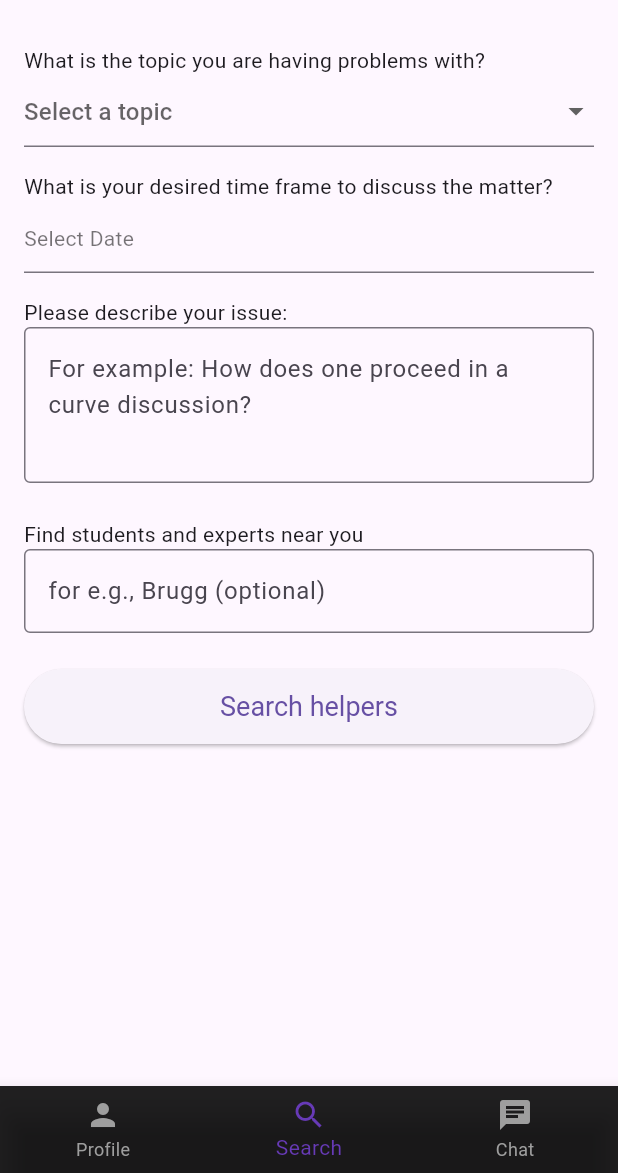
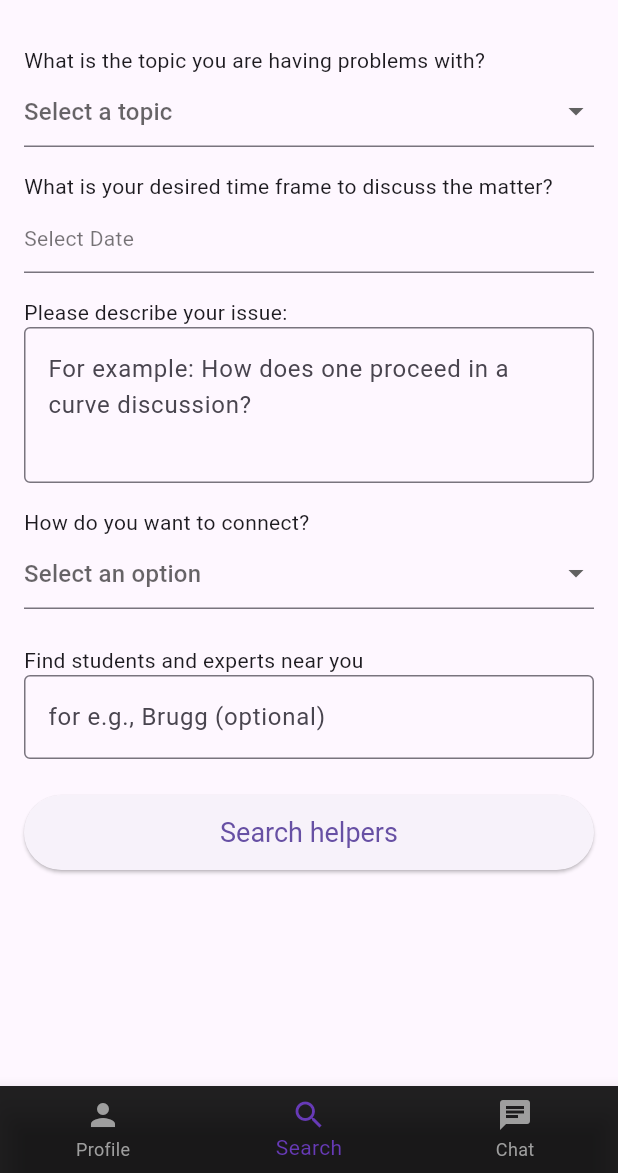
Before and after one commit to knowledgematch/KnowledgeMatch, a Flutter app: the screen it shows after launch, on a phone screen of 412 x 824 dp, the part 63-1236 px from its top. Run offline on Flutter 3.47's test engine with Material 3 defaults, Android fonts, the phone set to English and light mode, and no system bars; missing offline and left inert: mysql_client, swipable_stack.

Commit message:
Added the reachability filter and function

```diff
--- /dev/null
+++ b/lib/model/reachability.dart
@@ -0,0 +1,30 @@
+enum Reachability {
+  Offline,
+  InPerson,
+  Both
+}
+
+extension ReachabilityValue on Reachability {
+  static const Map<Reachability, int> _valueMap = {
+    Reachability.Offline: 0,
+    Reachability.InPerson: 1,
+    Reachability.Both: 2,
+  };
+
+  static const Map<Reachability, String> _descriptionMap = {
+    Reachability.Offline: "Offline",
+    Reachability.InPerson: "In Person",
+    Reachability.Both: "Offline, In Person",
+  };
+
+  int get value => _valueMap[this]!;
+
+  String get description => _descriptionMap[this]!;
+
+  static Reachability fromValue(int value) {
+    return _valueMap.entries
+        .firstWhere((entry) => entry.value == value,
+        orElse: () => throw ArgumentError("Invalid reachability value"))
+        .key;
+  }
+}
--- a/lib/screens/search_helpers_screen.dart
+++ b/lib/screens/search_helpers_screen.dart
@@ -2,6 +2,7 @@ import 'package:flutter/material.dart';
 import 'swipe_screen.dart';
 import '../model/search_criteria.dart';
 import '../services/matching_algorithm.dart';
+import '../model/reachability.dart';
 
 class FindMatchesScreen extends StatefulWidget {
   const FindMatchesScreen({super.key});
@@ -15,9 +16,11 @@ class FindMatchesScreenState extends State<FindMatchesScreen> {
   String? topic;
   DateTime? selectedTimeFrame;
   String? description;
+  int? reachability;
   String? country;
 
   final List<String> topics = ['OOP', 'SYSAD', 'MADA'];
+  final List<int> reachabilities = [0, 1, 2];
 
   @override
   Widget build(BuildContext context) {
@@ -38,6 +41,7 @@ class FindMatchesScreenState extends State<FindMatchesScreen> {
           key: _formKey,
           child: ListView(
             children: <Widget>[
+              // Topics dropdown
               const Text("What is the topic you are having problems with?"),
               DropdownButtonFormField<String>(
                 decoration: const InputDecoration(
@@ -64,6 +68,7 @@ class FindMatchesScreenState extends State<FindMatchesScreen> {
 
               const SizedBox(height: 16),
 
+              // Calender Picker
               const Text("What is your desired time frame to discuss the matter?"),
               InkWell(
                 onTap: () async {
@@ -114,9 +119,36 @@ class FindMatchesScreenState extends State<FindMatchesScreen> {
                   description = value;
                 },
               ),
+              const SizedBox(height: 16),
+
+              // Connection dropdown
+              const Text("How do you want to connect?"),
+              DropdownButtonFormField<int>(
+                decoration: const InputDecoration(
+                  hintText: 'Select an option',
+                ),
+                items: reachabilities.map((reachability) {
+                  return DropdownMenuItem<int>(
+                    value: reachability,
+                    child: Text(ReachabilityValue.fromValue(reachability).description),
+                  );
+                }).toList(),
+                onChanged: (value) {
+                  setState(() {
+                    reachability = value;
+                  });
+                },
+                validator: (value) {
+                  if (value == null) {
+                    return 'Please select a connection type';
+                  }
+                  return null;
+                },
+              ),
 
               const SizedBox(height: 24),
 
+              // Search button
               const Text("Find students and experts near you"),
               TextFormField(
                 decoration: const InputDecoration(
@@ -141,6 +173,7 @@ class FindMatchesScreenState extends State<FindMatchesScreen> {
                           ? selectedTimeFrame!.toIso8601String()
                           : '',
                       description: description!,
+                      reachability: reachability,
                       location: country,
                     );
 
--- a/lib/services/matching_algorithm.dart
+++ b/lib/services/matching_algorithm.dart
@@ -13,14 +13,14 @@ class MatchingAlgorithm{
                     'JOIN Topic t ON kt.T_ID = t.T_ID';
     List<String> queryBuilder = [];
 
-    List<Userprofile> profiles = [];
-
     if (searchCriteria.topic.isNotEmpty) {
       queryBuilder.add("Keyword = '${searchCriteria.topic}'");
     }
 
     if (searchCriteria.reachability != null) {
-      queryBuilder.add("Reachability = ${searchCriteria.reachability}");
+      if(searchCriteria.reachability != 2) {
+        queryBuilder.add("Reachability IN (${searchCriteria.reachability}, 2)");
+      }
     }
 
     if(queryBuilder.isNotEmpty) {
@@ -29,6 +29,8 @@ class MatchingAlgorithm{
     query += ' GROUP BY u.U_ID, u.Name, u.Surname, u.Reachability';
 
     var result = await DBConnection().getSQLResponse(query);
+
+    List<Userprofile> profiles = [];
     if(result != null) {
       for (var row in result.rows) {
         var data = row.assoc();
@@ -36,7 +38,7 @@ class MatchingAlgorithm{
         profiles.add(
             Userprofile(
               name: data['FullName'].toString(),
-              location: 'Brugg',
+              location: 'Placeholder here',
               expertString: data['Keywords'].toString(),
               availability: 'Placeholder here',
               langString: 'Placeholder here',
```
